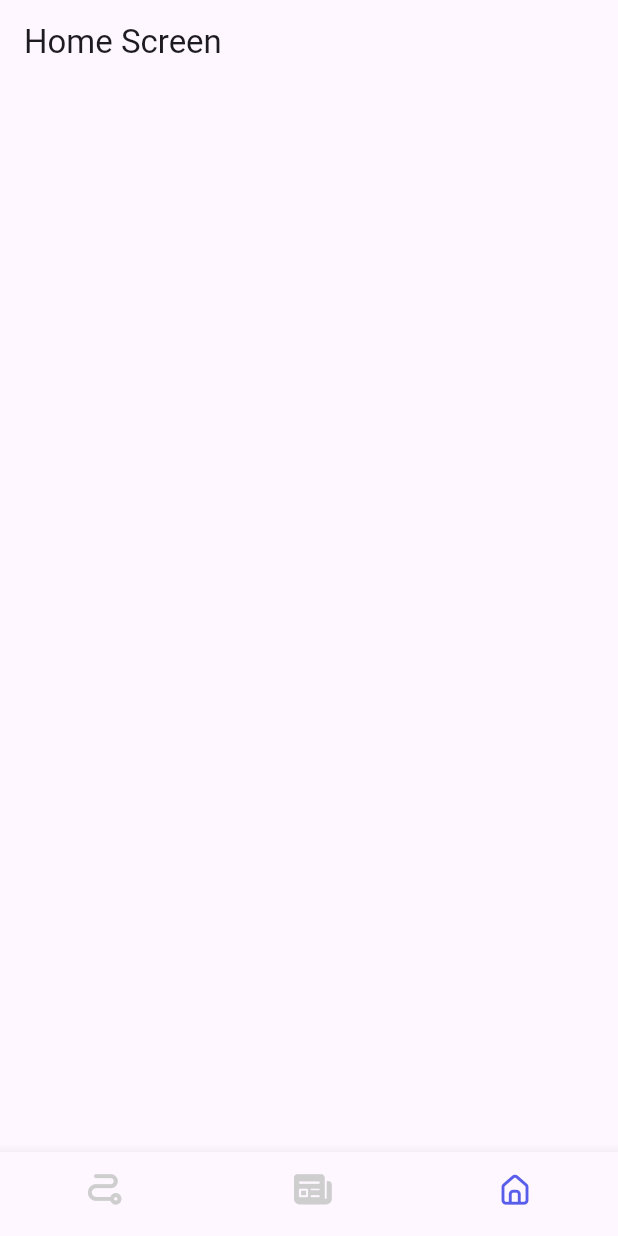
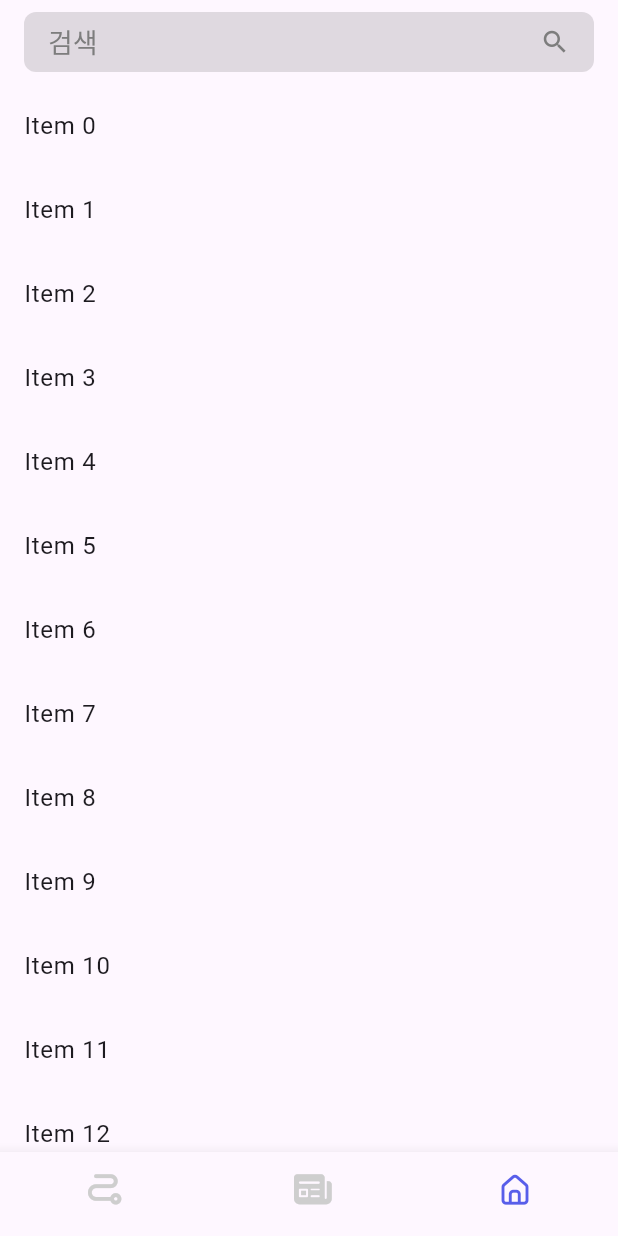
Before and after one commit to seak230/Cheongpodo_Flutter, a Flutter app: the screen it shows after launch, on a phone screen of 412 x 824 dp. Run offline on Flutter 3.47's test engine with Material 3 defaults, Android fonts, the phone set to English and light mode, and no system bars.

Commit message:
feat: 검색화면 AppBar 추가

```diff
--- a/lib/main.dart
+++ b/lib/main.dart
@@ -1,4 +1,3 @@
-import 'package:cheongpodo_flutter/view/home/home_screen.dart';
 import 'package:cheongpodo_flutter/widgets/my_stateful_widget.dart';
 import 'package:flutter/material.dart';
 
--- a/lib/view/home/home_screen.dart
+++ b/lib/view/home/home_screen.dart
@@ -1,3 +1,4 @@
+import 'package:cheongpodo_flutter/component/appbar_textfiled.dart';
 import 'package:flutter/cupertino.dart';
 import 'package:flutter/material.dart';
 
@@ -7,8 +8,16 @@ class Homescreen extends StatelessWidget {
 
   @override
   Widget build(BuildContext context) {
-    return Scaffold(
-      appBar: AppBar(title: Text('Home Screen'),),
+    return CustomScrollView(
+      slivers: [
+        AppbarTextfiled(),
+        SliverList(
+          delegate: SliverChildBuilderDelegate(
+            childCount: 20,
+                (context, index) => ListTile(title: Text('Item $index')),
+          ),
+        ),
+      ],
     );
   }
 }
--- a/lib/widgets/my_stateful_widget.dart
+++ b/lib/widgets/my_stateful_widget.dart
@@ -5,7 +5,6 @@ import 'package:cheongpodo_flutter/view/Route/route_screen.dart';
 import 'package:cheongpodo_flutter/view/home/home_screen.dart';
 import 'package:flutter/cupertino.dart';
 import 'package:flutter/material.dart';
-import 'package:flutter_svg/flutter_svg.dart';
 
 class MyStatefulWidget extends StatefulWidget {
   const MyStatefulWidget({super.key});
@@ -22,8 +21,6 @@ class _MyStatefulWidgetState extends State<MyStatefulWidget> {
     Homescreen(),
   ];
 
-  // 아이콘이 클릭되었을 때의 이벤트 리스너
-  // 클릭된 인덱스로 _selectedIndex에 할당하고 build 함수를 호출한다(setState)
   void _onItemTapped(int index) {
     setState(() {
       _selectedIndex = index;
@@ -35,29 +32,31 @@ class _MyStatefulWidgetState extends State<MyStatefulWidget> {
     double icon_size = 20;
 
     return Scaffold(
-      // body에 넣어줄 아이템
-      body: Center(child: _widgetOptions.elementAt(_selectedIndex)),
+      body: Center(child: _widgetOptions[_selectedIndex]),
       bottomNavigationBar: BottomNavigationBar(
         items: [
           BottomNavigationBarItem(
-            icon:
-            _selectedIndex == 0
-                ? Icon(BottomBarIcon.route, color: PRIMARY_COLOR, size: icon_size,)
-                : Icon(BottomBarIcon.route, color: LIGHT_GRAY_COLOR, size: icon_size,),
+            icon: Icon(
+              BottomBarIcon.route,
+              color: _selectedIndex == 0 ? PRIMARY_COLOR : LIGHT_GRAY_COLOR,
+              size: icon_size,
+            ),
             label: 'route',
           ),
           BottomNavigationBarItem(
-            icon:
-            _selectedIndex == 1
-                ? Icon(BottomBarIcon.news, color: PRIMARY_COLOR, size: icon_size,)
-                : Icon(BottomBarIcon.news, color: LIGHT_GRAY_COLOR, size: icon_size,),
+            icon: Icon(
+              BottomBarIcon.news,
+              color: _selectedIndex == 1 ? PRIMARY_COLOR : LIGHT_GRAY_COLOR,
+              size: icon_size,
+            ),
             label: 'news',
           ),
           BottomNavigationBarItem(
-            icon:
-            _selectedIndex == 2
-                ? Icon(BottomBarIcon.home, color: PRIMARY_COLOR, size: icon_size,)
-                : Icon(BottomBarIcon.home, color: LIGHT_GRAY_COLOR, size: icon_size,),
+            icon: Icon(
+              BottomBarIcon.home,
+              color: _selectedIndex == 2 ? PRIMARY_COLOR : LIGHT_GRAY_COLOR,
+              size: icon_size,
+            ),
             label: 'home',
           ),
         ],
@@ -65,10 +64,8 @@ class _MyStatefulWidgetState extends State<MyStatefulWidget> {
         selectedItemColor: Colors.black,
         onTap: _onItemTapped,
         showSelectedLabels: false,
-        //(1)
         showUnselectedLabels: false,
-        //(1)
-        type: BottomNavigationBarType.fixed, //(2)
+        type: BottomNavigationBarType.fixed,
       ),
     );
   }
```
Also changed, not shown: lib/component/appbar_textfiled.dart (added, +51 -0 lines).
